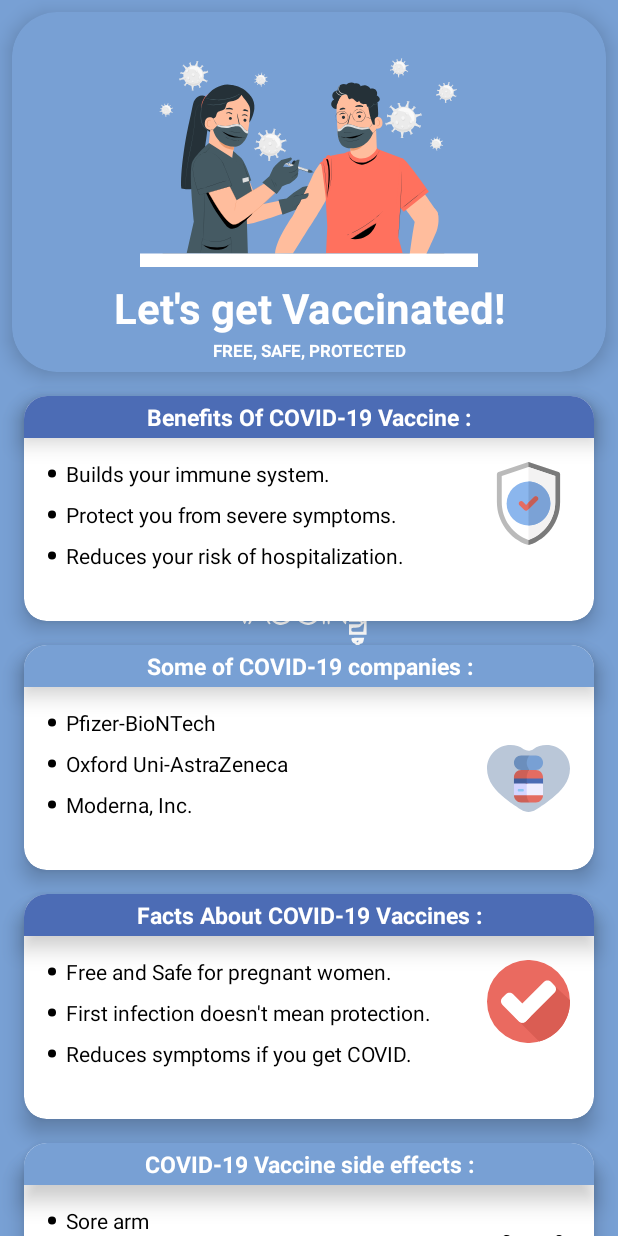
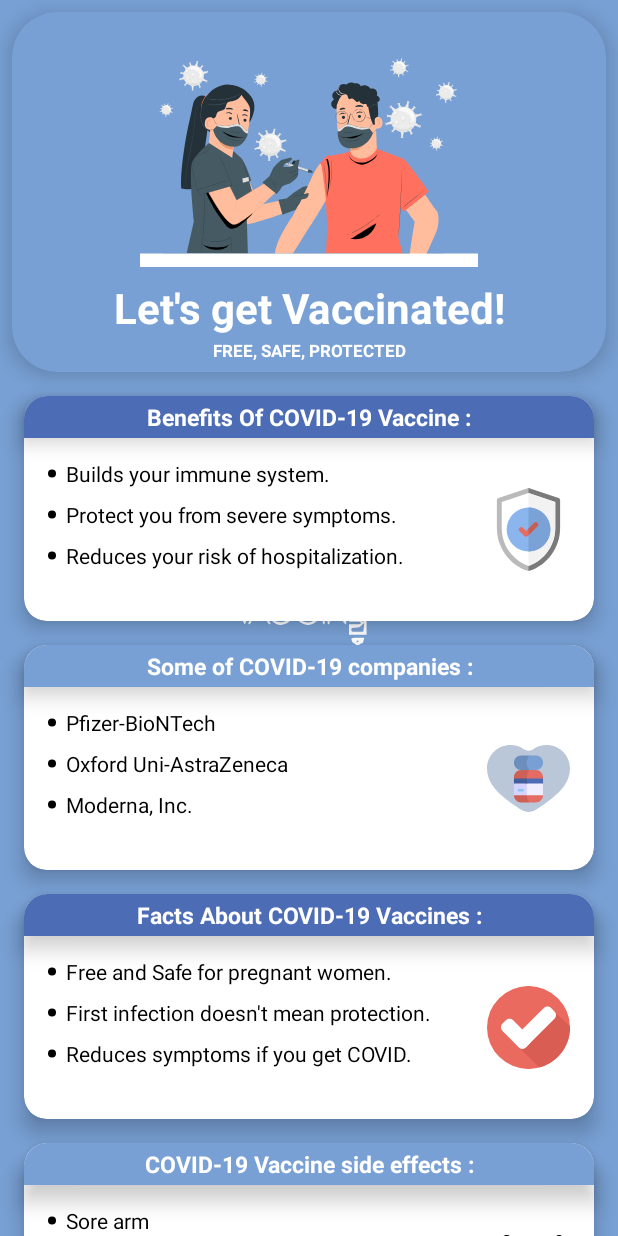
Before and after one commit to Al-Taie/Covid19Vaccine, an Android app: the fragment HomeFragment shown on its own in the app's theme, on a phone screen of 412 x 824 dp. Run offline under Robolectric (Android 15) with nearby library versions, the phone set to English and light mode, and no system bars; network calls fail.

Commit message:
add bottom constraints to icons in home fragment

```diff
--- a/app/src/main/res/layout/fragment_home.xml
+++ b/app/src/main/res/layout/fragment_home.xml
@@ -73,6 +73,7 @@
                 android:id="@+id/shapeable_image_view_one"
                 style="@style/shapable_image_view_home_fragment"
                 android:src="@drawable/immunity"
+                app:layout_constraintBottom_toBottomOf="@+id/my_first_card"
                 app:layout_constraintEnd_toEndOf="@id/my_first_card"
                 app:layout_constraintTop_toBottomOf="@+id/text_view_header_inside_first_card" />
 
@@ -163,6 +164,7 @@
                 android:id="@+id/shapeable_image_view_three"
                 style="@style/shapable_image_view_home_fragment"
                 android:src="@drawable/checked"
+                app:layout_constraintBottom_toBottomOf="@+id/my_third_card"
                 app:layout_constraintEnd_toEndOf="@id/my_third_card"
                 app:layout_constraintTop_toBottomOf="@+id/text_view_header_inside_third_card" />
 
@@ -260,7 +262,9 @@
             <ImageView
                 android:id="@+id/shapeable_image_view_fifth"
                 style="@style/shapable_image_view_home_fragment"
+                android:layout_marginBottom="51dp"
                 android:src="@drawable/prescription"
+                app:layout_constraintBottom_toBottomOf="@+id/my_fifth_card"
                 app:layout_constraintEnd_toEndOf="@id/my_fifth_card"
                 app:layout_constraintTop_toBottomOf="@+id/text_view_header_inside_fifth_card" />
 
```
